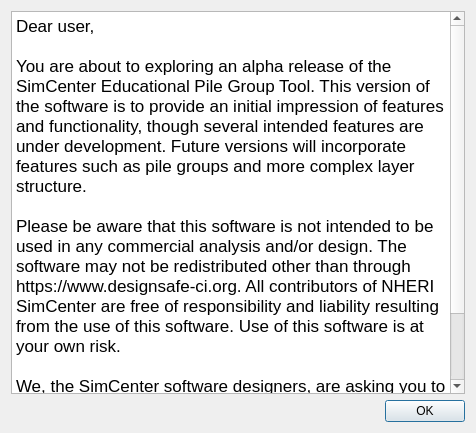
Before: the Qt Designer form utilWindows/dialogabout.ui in NHERI-SimCenter/PileGroupTool, drawn with Qt 5.
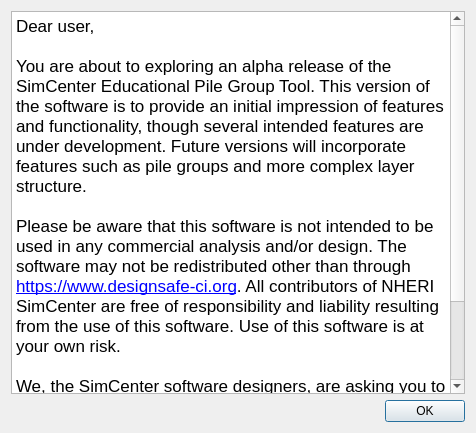
After: the same form once the commit is applied.

Commit message: Adjusting text and links on splash screen and onAbout dialog

Diff of the .ui file:
```diff
--- a/utilWindows/dialogabout.ui
+++ b/utilWindows/dialogabout.ui
@@ -14,7 +14,7 @@
    <string>Dialog</string>
   </property>
   <layout class="QGridLayout" name="gridLayout">
-   <item row="1" column="0">
+   <item row="2" column="0">
     <widget class="QDialogButtonBox" name="buttonBox">
      <property name="layoutDirection">
       <enum>Qt::LeftToRight</enum>
@@ -27,7 +27,7 @@
      </property>
     </widget>
    </item>
-   <item row="0" column="0">
+   <item row="1" column="0">
     <widget class="QTextBrowser" name="textBrowser">
      <property name="undoRedoEnabled">
       <bool>false</bool>
@@ -41,9 +41,9 @@
 &lt;p style=&quot;-qt-paragraph-type:empty; margin-top:0px; margin-bottom:0px; margin-left:0px; margin-right:0px; -qt-block-indent:0; text-indent:0px;&quot;&gt;&lt;br /&gt;&lt;/p&gt;
 &lt;p style=&quot; margin-top:0px; margin-bottom:0px; margin-left:0px; margin-right:0px; -qt-block-indent:0; text-indent:0px;&quot;&gt;You are about to exploring an alpha release of the SimCenter Educational Pile Group Tool. This version of the software is to provide an initial impression of features and functionality, though several intended features are under development. Future versions will incorporate features such as pile groups and more complex layer structure. &lt;/p&gt;
 &lt;p style=&quot;-qt-paragraph-type:empty; margin-top:0px; margin-bottom:0px; margin-left:0px; margin-right:0px; -qt-block-indent:0; text-indent:0px;&quot;&gt;&lt;br /&gt;&lt;/p&gt;
-&lt;p style=&quot; margin-top:0px; margin-bottom:0px; margin-left:0px; margin-right:0px; -qt-block-indent:0; text-indent:0px;&quot;&gt;Please be aware that this software is not intended to be used in any commercial analysis and/or design. The software may not be redistributed other than through https://www.designsafe-ci.org. All contributors of NHERI SimCenter are free of responsibility and liability resulting from the use of this software. Use of this software is at your own risk. &lt;/p&gt;
+&lt;p style=&quot; margin-top:0px; margin-bottom:0px; margin-left:0px; margin-right:0px; -qt-block-indent:0; text-indent:0px;&quot;&gt;Please be aware that this software is not intended to be used in any commercial analysis and/or design. The software may not be redistributed other than through &lt;a href=&quot;https://www.designsafe-ci.org&quot;&gt;&lt;span style=&quot; text-decoration: underline; color:#0000ff;&quot;&gt;https://www.designsafe-ci.org&lt;/span&gt;&lt;/a&gt;. All contributors of NHERI SimCenter are free of responsibility and liability resulting from the use of this software. Use of this software is at your own risk. &lt;/p&gt;
 &lt;p style=&quot;-qt-paragraph-type:empty; margin-top:0px; margin-bottom:0px; margin-left:0px; margin-right:0px; -qt-block-indent:0; text-indent:0px;&quot;&gt;&lt;br /&gt;&lt;/p&gt;
-&lt;p style=&quot; margin-top:0px; margin-bottom:0px; margin-left:0px; margin-right:0px; -qt-block-indent:0; text-indent:0px;&quot;&gt;We, the SimCenter software designers, are asking you to share your suggestions on how to improve this educational tool at http://uw.edu. &lt;/p&gt;
+&lt;p style=&quot; margin-top:0px; margin-bottom:0px; margin-left:0px; margin-right:0px; -qt-block-indent:0; text-indent:0px;&quot;&gt;We, the SimCenter software designers, are asking you to share your suggestions on how to improve this educational tool by reporting issues at &lt;a href=&quot;https://github.com/NHERI-SimCenter/QtPile&quot;&gt;&lt;span style=&quot; text-decoration: underline; color:#0000ff;&quot;&gt;https://github.com/NHERI-SimCenter/QtPile&lt;/span&gt;&lt;/a&gt;. &lt;/p&gt;
 &lt;p style=&quot;-qt-paragraph-type:empty; margin-top:0px; margin-bottom:0px; margin-left:0px; margin-right:0px; -qt-block-indent:0; text-indent:0px;&quot;&gt;&lt;br /&gt;&lt;/p&gt;
 &lt;p style=&quot; margin-top:0px; margin-bottom:0px; margin-left:0px; margin-right:0px; -qt-block-indent:0; text-indent:0px;&quot;&gt;Your SimCenter team&lt;/p&gt;&lt;/body&gt;&lt;/html&gt;</string>
      </property>
```
The commit also changes 1 other file.
